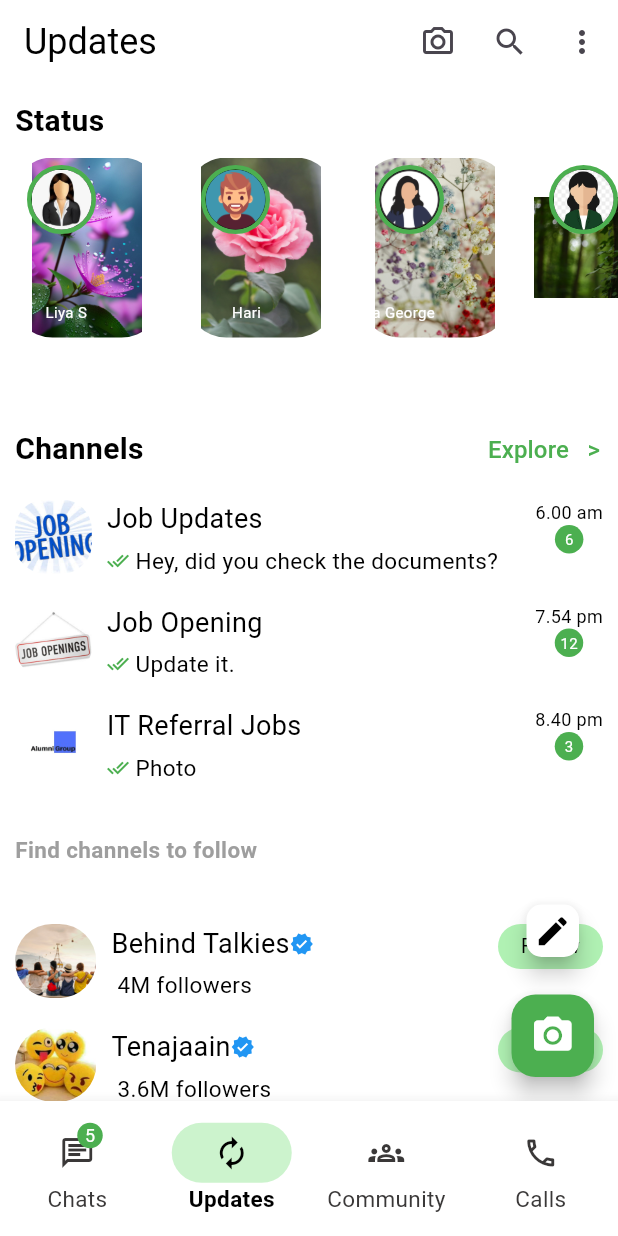
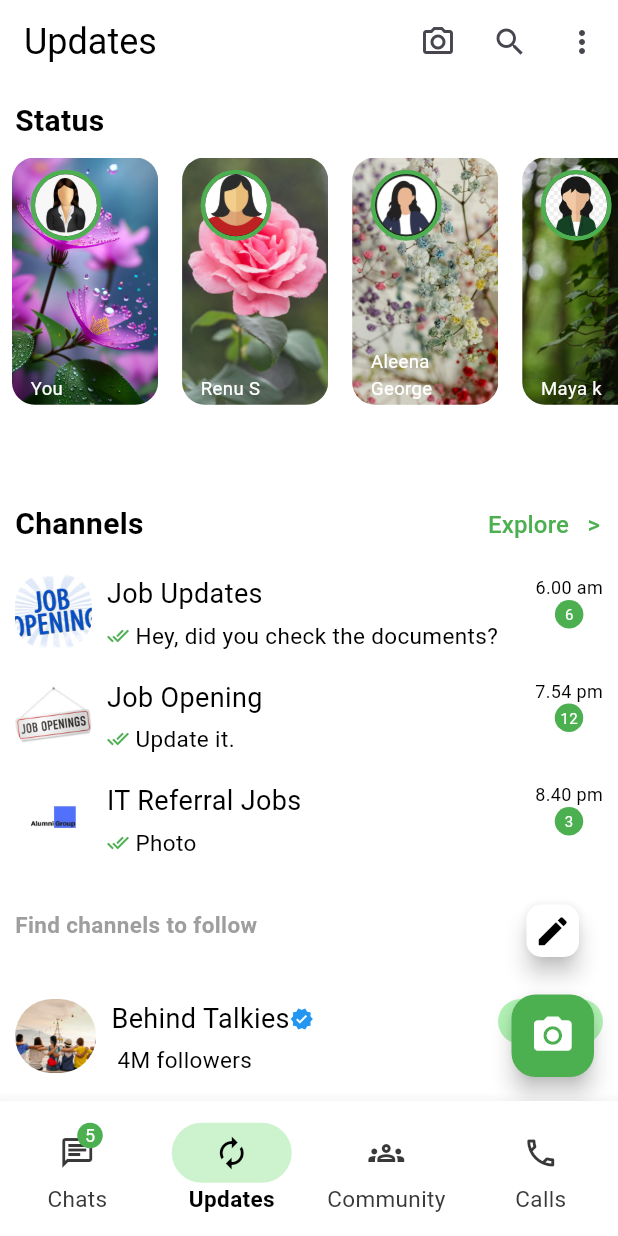
Before and after one commit to ardrajiji/WhatsApp_design, a Flutter app: the screen it shows after launch, item 2 of the bottom bar chosen, on a phone screen of 412 x 824 dp. Run offline on Flutter 3.47's test engine with Material 3 defaults, Android fonts, the phone set to English and light mode, and no system bars.

Commit message:
"Removed StatusHome.dart file, updated CallHome.dart, ChatHome.dart, Home.dart, UpdateHome.dart, Community.dart, and Status.dart files with various changes to code structure and formatting."

```diff
--- a/lib/main.dart
+++ b/lib/main.dart
@@ -2,7 +2,6 @@ import 'package:flutter/material.dart';
 import 'package:whatsapp/views/call_home.dart';
 import 'package:whatsapp/views/chat_home.dart';
 import 'package:whatsapp/views/home.dart';
-import 'package:whatsapp/views/status_home.dart';
 import 'package:whatsapp/views/updatehome.dart';
 import 'package:whatsapp/widget/calls.dart';
 import 'package:whatsapp/widget/chat.dart';
--- a/lib/views/chat_home.dart
+++ b/lib/views/chat_home.dart
@@ -4,7 +4,7 @@ import 'package:whatsapp/widget/chat.dart';
 class ChatHome extends StatelessWidget {
   final List<Map<String, dynamic>> details = [
     {
-    "name": "Liya S",
+    "name": "Liya S (You)",
     "image": "assets/users/user1.jpg",
     "calldetails": "23 November,8.47pm",
     "content": "Photo",
--- a/lib/views/home.dart
+++ b/lib/views/home.dart
@@ -230,6 +230,7 @@ class _HomePageState extends State<HomePage> {
                       Positioned(
                         top: 0,  // Position the container at the top of the icon
                         left: 40,
+
                         child: Container(
                           width: 17,
                           height: 17,
--- a/lib/views/updatehome.dart
+++ b/lib/views/updatehome.dart
@@ -61,17 +61,18 @@ class UpdateHome extends StatelessWidget {
 
   final List<Map<String, dynamic>> statusdetails = [
     {
-      "name": "Liya S",
+      "name": "You",
       "profileImage": "assets/users/user1.jpg",
       "statusImage": "assets/status/status1.jpg",
       "status": "0",
     },
     {
-      "name": "Hari",
-      "profileImage": "assets/users/user7.png",
+      "name": "Renu S",
+      "profileImage": "assets/users/user2.png",
       "statusImage": "assets/status/status2.jpg",
       "status": "0",
     },
+
     {
       "name": "Aleena George",
       "profileImage": "assets/users/user3.webp",
@@ -82,6 +83,12 @@ class UpdateHome extends StatelessWidget {
       "name": "Maya k",
       "profileImage": "assets/users/user6.jpg",
       "statusImage": "assets/status/status6.jpg",
+      "status": "0",
+    },
+    {
+      "name": "Hari",
+      "profileImage": "assets/users/user7.png",
+      "statusImage": "assets/status/status2.jpg",
       "status": "0",
     },
     {
@@ -96,12 +103,7 @@ class UpdateHome extends StatelessWidget {
       "statusImage": "assets/status/status5.jpg",
       "status": "1",
     },
-    {
-      "name": "Renu S",
-      "profileImage": "assets/users/user2.png",
-      "statusImage": "assets/status/status2.jpg",
-      "status": "1",
-    },
+
     {
       "name": "Anu S",
       "profileImage": "assets/users/user8.png",
@@ -132,7 +134,7 @@ class UpdateHome extends StatelessWidget {
               ),
             ),
             SizedBox(
-              height: 120,
+              height: 180,
               child: ListView.builder(
                 scrollDirection: Axis.horizontal,
                 itemCount: statusdetails.length,
@@ -150,7 +152,7 @@ class UpdateHome extends StatelessWidget {
                 },
               ),
             ),
-            const SizedBox(height: 50),
+            const SizedBox(height: 40),
             Row(
               mainAxisAlignment: MainAxisAlignment.spaceBetween,
               children: [
--- a/lib/widget/status.dart
+++ b/lib/widget/status.dart
@@ -6,42 +6,49 @@ class StatusUpdatePAge extends StatelessWidget {
   final String profileImage;
   final String status;
 
-  const StatusUpdatePAge({super.key,
+  const StatusUpdatePAge({
+    super.key,
     required this.statusImage,
     required this.name,
     required this.profileImage,
     required this.status,
-
   });
 
   @override
   Widget build(BuildContext context) {
-    return  Container(
+    // Fetch screen size
+    final screenWidth = MediaQuery.of(context).size.width;
+    final screenHeight = MediaQuery.of(context).size.height;
+
+    return Container(
       child: Stack(
         children: [
-
+          // Background status image
           Container(
-                  width: 100,
-                  height: 200,
+            width: screenWidth * 0.2 + 15, // Responsive width (50% of screen width)
+            height: screenHeight * 0.2, // Responsive height (30% of screen height)
             decoration: BoxDecoration(
               borderRadius: BorderRadius.circular(10),
             ),
             child: ClipRRect(
-                    borderRadius: const BorderRadius.all(Radius.circular(27)),
-                    child: Image.asset(statusImage,
-                    width: 100,
-                    height: 200,),
+              borderRadius: const BorderRadius.all(Radius.circular(15)),
+              child: Image.asset(
+                statusImage,
+                width: screenWidth * 0.5,
+                height: screenHeight * 0.3,
+                fit: BoxFit.cover,
               ),
             ),
-
+          ),
+          // Profile image positioned
           Positioned(
-                  top: 5,
-                  left: 10,
+            top: screenHeight * 0.01, // Adjust based on screen height
+            left: screenWidth * 0.03, // Adjust based on screen width
             child: Container(
               decoration: BoxDecoration(
                 color: Colors.black,
                 border: Border.all(
-                        color: status == '0' ?  Colors.green : Colors.white,
+                  color: status == '0' ? Colors.green : Colors.white,
                   width: 3,
                 ),
                 borderRadius: BorderRadius.circular(25),
@@ -50,21 +57,22 @@ class StatusUpdatePAge extends StatelessWidget {
                 borderRadius: const BorderRadius.all(Radius.circular(25)),
                 child: Image.asset(
                   profileImage,
-                        width: 40,
-                        height: 40,
+                  width: screenWidth * 0.1, // Adjust profile image size
+                  height: screenWidth * 0.1,
                   fit: BoxFit.cover,
                 ),
               ),
             ),
           ),
-
+          // Name positioned at the bottom
           Positioned(
-                  right: 50,
-                  bottom: 10,
+            left: screenWidth * 0.03,
+            right: screenWidth * 0.1, // Adjust position based on screen width
+            bottom: screenHeight * 0.02, // Adjust position based on screen height
             child: Text(
               name,
-                    style: const TextStyle(
-                      fontSize: 10,
+              style: TextStyle(
+                fontSize: screenWidth * 0.03, // Responsive font size
                 color: Colors.white,
               ),
             ),
```
Also changed, not shown: lib/views/call_home.dart (+9 -9 lines), lib/views/status_home.dart (deleted, +0 -92 lines), lib/widget/community.dart (+5 -4 lines). Lines whose indentation alone changed are shown as unchanged.
